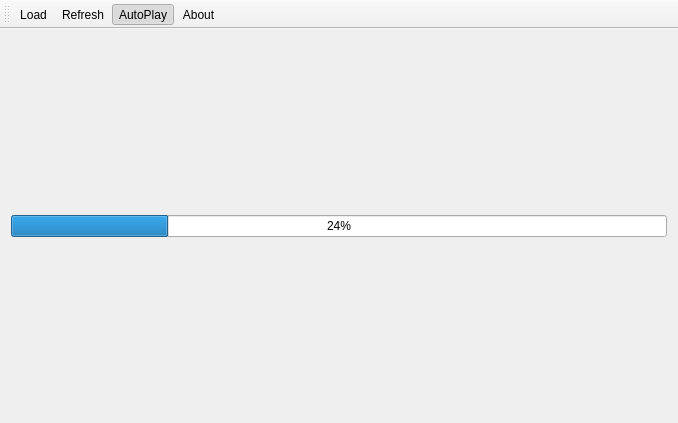
aporto/rabiscoscopio2, file code/mainwindow.ui: the form before one commit.
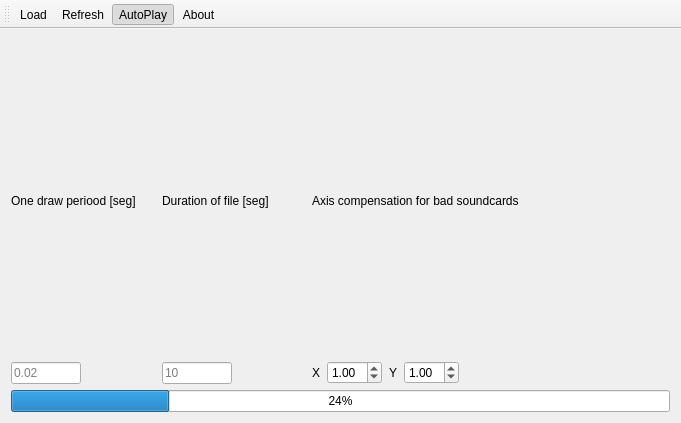
The form after the commit. Icons and pictures are not drawn.

Patch:
```diff
--- a/code/mainwindow.ui
+++ b/code/mainwindow.ui
@@ -6,7 +6,7 @@
    <rect>
     <x>0</x>
     <y>0</y>
-    <width>678</width>
+    <width>681</width>
     <height>423</height>
    </rect>
   </property>
@@ -19,12 +19,233 @@
      <layout class="QVBoxLayout" name="verticalLayout"/>
     </item>
     <item row="1" column="0">
+     <layout class="QVBoxLayout" name="verticalLayout"/>
+    </item>
+    <item row="2" column="0">
      <widget class="QProgressBar" name="progress">
       <property name="value">
        <number>24</number>
       </property>
      </widget>
     </item>
+    <item row="0" column="0">
+     <layout class="QHBoxLayout" name="horizontalLayout">
+      <property name="spacing">
+       <number>0</number>
+      </property>
+      <item>
+       <layout class="QVBoxLayout" name="verticalLayout_2">
+        <property name="spacing">
+         <number>0</number>
+        </property>
+        <property name="sizeConstraint">
+         <enum>QLayout::SetMinimumSize</enum>
+        </property>
+        <item>
+         <widget class="QLabel" name="label_2">
+          <property name="sizePolicy">
+           <sizepolicy hsizetype="Minimum" vsizetype="Preferred">
+            <horstretch>0</horstretch>
+            <verstretch>0</verstretch>
+           </sizepolicy>
+          </property>
+          <property name="minimumSize">
+           <size>
+            <width>0</width>
+            <height>0</height>
+           </size>
+          </property>
+          <property name="text">
+           <string>One draw periood [seg]</string>
+          </property>
+         </widget>
+        </item>
+        <item>
+         <layout class="QHBoxLayout" name="horizontalLayout_2">
+          <property name="sizeConstraint">
+           <enum>QLayout::SetMinimumSize</enum>
+          </property>
+          <item>
+           <widget class="QLineEdit" name="edPeriod">
+            <property name="maximumSize">
+             <size>
+              <width>70</width>
+              <height>16777215</height>
+             </size>
+            </property>
+            <property name="maxLength">
+             <number>7</number>
+            </property>
+            <property name="placeholderText">
+             <string>0.02</string>
+            </property>
+           </widget>
+          </item>
+          <item>
+           <spacer name="horizontalSpacer_2">
+            <property name="orientation">
+             <enum>Qt::Horizontal</enum>
+            </property>
+            <property name="sizeHint" stdset="0">
+             <size>
+              <width>40</width>
+              <height>20</height>
+             </size>
+            </property>
+           </spacer>
+          </item>
+         </layout>
+        </item>
+       </layout>
+      </item>
+      <item>
+       <layout class="QVBoxLayout" name="verticalLayout_3">
+        <property name="spacing">
+         <number>0</number>
+        </property>
+        <property name="sizeConstraint">
+         <enum>QLayout::SetMinimumSize</enum>
+        </property>
+        <item>
+         <widget class="QLabel" name="label">
+          <property name="text">
+           <string>Duration of file [seg]</string>
+          </property>
+         </widget>
+        </item>
+        <item>
+         <layout class="QHBoxLayout" name="horizontalLayout_3">
+          <item>
+           <widget class="QLineEdit" name="edFileLength">
+            <property name="maximumSize">
+             <size>
+              <width>70</width>
+              <height>16777215</height>
+             </size>
+            </property>
+            <property name="maxLength">
+             <number>7</number>
+            </property>
+            <property name="placeholderText">
+             <string>10</string>
+            </property>
+           </widget>
+          </item>
+          <item>
+           <spacer name="horizontalSpacer_3">
+            <property name="orientation">
+             <enum>Qt::Horizontal</enum>
+            </property>
+            <property name="sizeHint" stdset="0">
+             <size>
+              <width>40</width>
+              <height>20</height>
+             </size>
+            </property>
+           </spacer>
+          </item>
+         </layout>
+        </item>
+       </layout>
+      </item>
+      <item>
+       <layout class="QVBoxLayout" name="verticalLayout_4">
+        <property name="spacing">
+         <number>0</number>
+        </property>
+        <item>
+         <widget class="QLabel" name="label_3">
+          <property name="text">
+           <string>Axis compensation for bad soundcards</string>
+          </property>
+         </widget>
+        </item>
+        <item>
+         <layout class="QHBoxLayout" name="horizontalLayout_4">
+          <property name="spacing">
+           <number>7</number>
+          </property>
+          <item>
+           <widget class="QLabel" name="label_4">
+            <property name="text">
+             <string>X</string>
+            </property>
+           </widget>
+          </item>
+          <item>
+           <widget class="QDoubleSpinBox" name="sbCompensateX">
+            <property name="minimum">
+             <double>-5.000000000000000</double>
+            </property>
+            <property name="maximum">
+             <double>5.000000000000000</double>
+            </property>
+            <property name="singleStep">
+             <double>0.050000000000000</double>
+            </property>
+            <property name="value">
+             <double>1.000000000000000</double>
+            </property>
+           </widget>
+          </item>
+          <item>
+           <widget class="QLabel" name="label_5">
+            <property name="text">
+             <string>Y</string>
+            </property>
+           </widget>
+          </item>
+          <item>
+           <widget class="QDoubleSpinBox" name="sbCompensateY">
+            <property name="minimum">
+             <double>-5.000000000000000</double>
+            </property>
+            <property name="maximum">
+             <double>5.000000000000000</double>
+            </property>
+            <property name="singleStep">
+             <double>0.050000000000000</double>
+            </property>
+            <property name="value">
+             <double>1.000000000000000</double>
+            </property>
+           </widget>
+          </item>
+          <item>
+           <spacer name="horizontalSpacer_4">
+            <property name="orientation">
+             <enum>Qt::Horizontal</enum>
+            </property>
+            <property name="sizeHint" stdset="0">
+             <size>
+              <width>40</width>
+              <height>20</height>
+             </size>
+            </property>
+           </spacer>
+          </item>
+         </layout>
+        </item>
+       </layout>
+      </item>
+      <item>
+       <layout class="QVBoxLayout" name="verticalLayout_5"/>
+      </item>
+      <item>
+       <spacer name="horizontalSpacer">
+        <property name="orientation">
+         <enum>Qt::Horizontal</enum>
+        </property>
+        <property name="sizeHint" stdset="0">
+         <size>
+          <width>40</width>
+          <height>20</height>
+         </size>
+        </property>
+       </spacer>
+      </item>
+     </layout>
+    </item>
    </layout>
   </widget>
   <widget class="QToolBar" name="mainToolBar">
```
Left out of the diff: 3 changed lines with no effect on the pictures.
